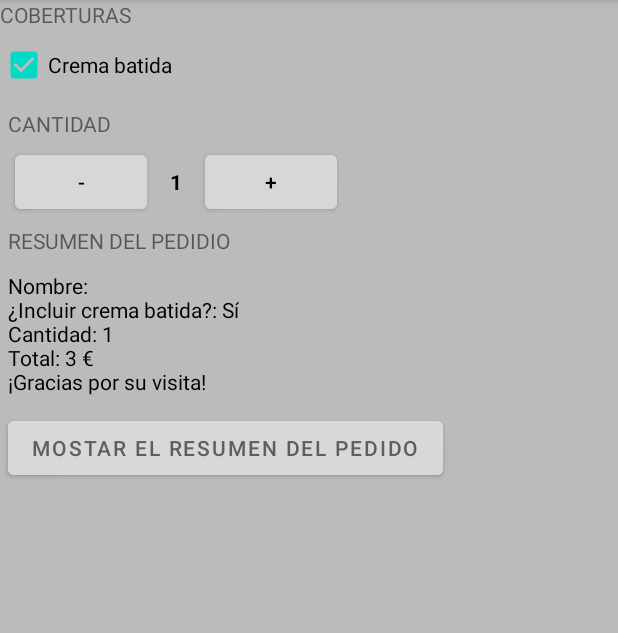
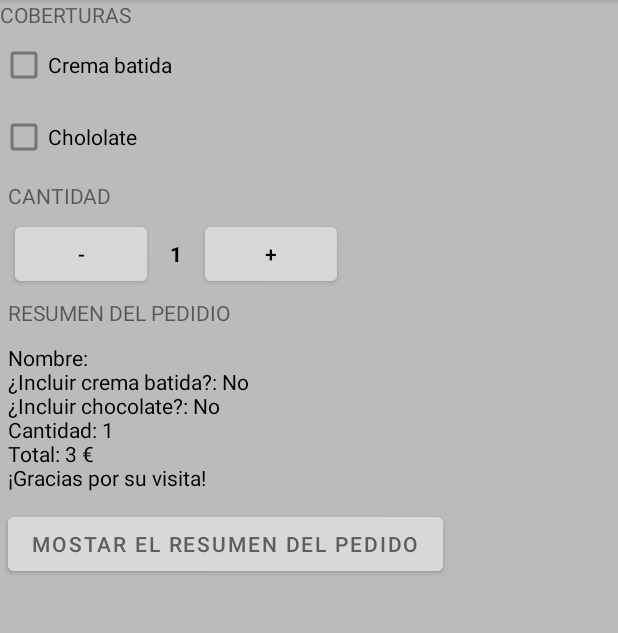
Before and after one commit to magnitopic/IceCreamMaker, an Android app: the screen it shows after launch (MainActivity), after a tap on "MOSTAR EL RESUMEN DEL PEDIDO", on a phone screen of 412 x 824 dp, the part 84-717 px from its top. Run offline under Robolectric (Android 15) with nearby library versions, the phone set to English and light mode, and no system bars; 1 other tap on this screen came first.

Commit message:
added scrollView and better code for checkbox

```diff
--- a/app/src/main/java/com/example/icecreammaker/MainActivity.kt
+++ b/app/src/main/java/com/example/icecreammaker/MainActivity.kt
@@ -3,34 +3,34 @@ package com.example.icecreammaker
 import androidx.appcompat.app.AppCompatActivity
 import android.os.Bundle
 import android.view.View
+import android.widget.CheckBox
 import android.widget.TextView
 import android.widget.Toast
 
 class MainActivity : AppCompatActivity() {
     private val precioUnitario = 3
     private var cantidad = 1
-    private var cream = false
     private var name = ""
     private lateinit var textViewPrecio: TextView
     private lateinit var textViewCantidad: TextView
+    private lateinit var checkBoxCream: CheckBox
+    private lateinit var checkBoxChocolate: CheckBox
 
     override fun onCreate(savedInstanceState: Bundle?) {
         super.onCreate(savedInstanceState)
         setContentView(R.layout.activity_main)
         textViewPrecio = findViewById(R.id.price)
         textViewCantidad = findViewById(R.id.amount)
+        checkBoxCream = findViewById(R.id.checkBoxCream)
+        checkBoxChocolate = findViewById(R.id.checkBoxChocolate)
     }
 
     fun onClickButtonOrder(vista: View) {
         displayPriceInformation()
     }
 
-    fun onCheckBoxChange(vista : View) {
-        cream = !cream
-    }
-
-    private fun displayPriceInformation() {
-        var info = ("Nombre: ${name}\n¿Incluir crema batida?: ${if (cream) "Sí" else "No"}\nCantidad: ${cantidad}\nTotal: ${calculatePrice()} €\n¡Gracias por su visita!")
+    private fun  displayPriceInformation() {
+        var info = ("Nombre: ${name}\n¿Incluir crema batida?: ${if (checkBoxCream.isChecked) "Sí" else "No"}\n¿Incluir chocolate?: ${if (checkBoxChocolate.isChecked) "Sí" else "No"}\nCantidad: ${cantidad}\nTotal: ${calculatePrice()} €\n¡Gracias por su visita!")
         textViewPrecio.text = info
     }
 
--- a/app/src/main/res/layout/activity_main.xml
+++ b/app/src/main/res/layout/activity_main.xml
@@ -16,12 +16,19 @@
         android:text="COBERTURAS" />
 
     <CheckBox
-        android:id="@+id/checkBox"
+        android:id="@+id/checkBoxCream"
         android:layout_width="match_parent"
         android:layout_height="wrap_content"
         android:text="Crema batida"
-        android:onClick="onCheckBoxChange"
         android:checked="false" />
+
+    <CheckBox
+        android:id="@+id/checkBoxChocolate"
+        android:layout_width="match_parent"
+        android:layout_height="wrap_content"
+        android:text="Chololate"
+        android:checked="false" />
+
 
     <TextView
         android:id="@+id/tituloCantidad"
@@ -69,6 +76,16 @@
             android:textColor="@color/black" />
     </RelativeLayout>
 
+
+    <ScrollView
+        android:layout_width="match_parent"
+        android:layout_height="match_parent">
+
+        <LinearLayout
+            android:layout_width="match_parent"
+            android:layout_height="wrap_content"
+            android:orientation="vertical" >
+
             <TextView
                 android:id="@+id/tituloPrecio"
                 android:layout_width="wrap_content"
@@ -78,7 +95,7 @@
 
             <TextView
                 android:id="@+id/price"
-        android:layout_width="wrap_content"
+                android:layout_width="match_parent"
                 android:layout_height="wrap_content"
                 android:layout_margin="5dp"
                 android:text=""
@@ -91,7 +108,10 @@
                 android:layout_margin="5dp"
                 android:backgroundTint="#D8D8D8"
                 android:onClick="onClickButtonOrder"
-        tools:ignore="onClick"
                 android:text="MOSTAR EL RESUMEN DEL PEDIDO"
-        android:textColor="#5e5e5e" />
+                android:textColor="#5e5e5e"
+                tools:ignore="onClick" />
         </LinearLayout>
+    </ScrollView>
+
+</LinearLayout>
```
Lines whose indentation alone changed are shown as unchanged.
